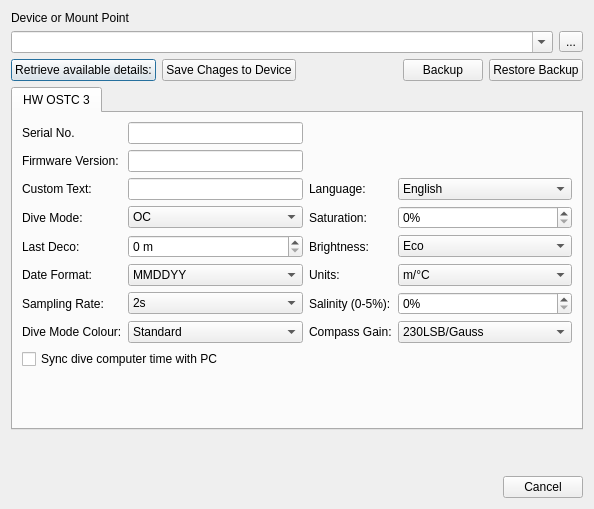
This is qt-ui/configuredivecomputerdialog.ui in subsurface/subsurface as Qt 5 draws it before an edit. The edited form follows.
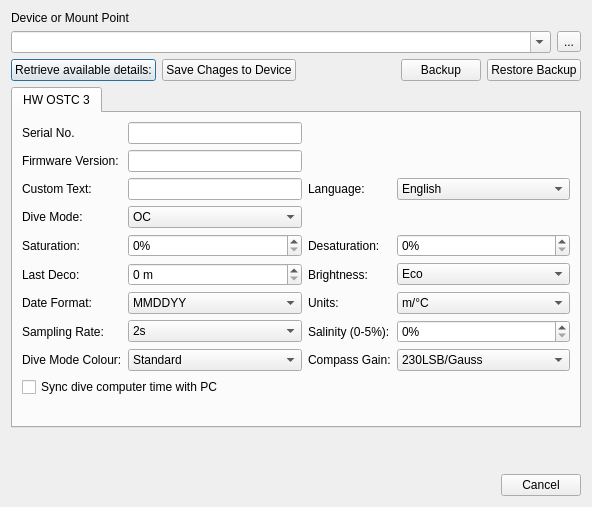
This is the edited form.

Commit message:
THIS COMMIT NEEDS A COMMIT MESSAGE
I've moved the .pro file fixes to where it happened, so the rest of the
changes need explanation now. -Thiago

Diff of the .ui file:
```diff
--- a/qt-ui/configuredivecomputerdialog.ui
+++ b/qt-ui/configuredivecomputerdialog.ui
@@ -6,8 +6,8 @@
    <rect>
     <x>0</x>
     <y>0</y>
-    <width>594</width>
-    <height>509</height>
+    <width>592</width>
+    <height>507</height>
    </rect>
   </property>
   <property name="windowTitle">
@@ -98,34 +98,51 @@
        <string>HW OSTC 3</string>
       </attribute>
       <layout class="QGridLayout" name="gridLayout">
-       <item row="4" column="1">
+       <item row="5" column="1">
         <widget class="QSpinBox" name="lastDecoSpinBox">
          <property name="suffix">
           <string> m</string>
          </property>
         </widget>
        </item>
-       <item row="8" column="0" colspan="4">
+       <item row="8" column="0">
+        <widget class="QLabel" name="label_14">
+         <property name="text">
+          <string>Dive Mode Colour:</string>
+         </property>
+        </widget>
+       </item>
+       <item row="9" column="0" colspan="4">
         <widget class="QCheckBox" name="dateTimeSyncCheckBox">
          <property name="text">
           <string>Sync dive computer time with PC</string>
          </property>
         </widget>
        </item>
-       <item row="5" column="2">
+       <item row="6" column="2">
         <widget class="QLabel" name="label_11">
          <property name="text">
           <string>Units:</string>
          </property>
         </widget>
        </item>
-       <item row="6" column="2">
+       <item row="7" column="2">
         <widget class="QLabel" name="label_13">
          <property name="text">
           <string>Salinity (0-5%):</string>
          </property>
         </widget>
        </item>
+       <item row="7" column="3">
+        <widget class="QSpinBox" name="salinitySpinBox">
+         <property name="suffix">
+          <string>%</string>
+         </property>
+         <property name="maximum">
+          <number>5</number>
+         </property>
+        </widget>
+       </item>
        <item row="2" column="2">
         <widget class="QLabel" name="label_6">
          <property name="text">
@@ -133,10 +150,10 @@
          </property>
         </widget>
        </item>
-       <item row="2" column="0">
-        <widget class="QLabel" name="label_5">
+       <item row="6" column="0">
+        <widget class="QLabel" name="label_9">
          <property name="text">
-          <string>Custom Text:</string>
+          <string>Date Format:</string>
          </property>
         </widget>
        </item>
@@ -150,14 +167,14 @@
          </property>
         </widget>
        </item>
-       <item row="5" column="0">
-        <widget class="QLabel" name="label_9">
+       <item row="2" column="0">
+        <widget class="QLabel" name="label_5">
          <property name="text">
-          <string>Date Format:</string>
+          <string>Custom Text:</string>
          </property>
         </widget>
        </item>
-       <item row="7" column="2">
+       <item row="8" column="2">
         <widget class="QLabel" name="label_15">
          <property name="text">
           <string>Compass Gain:</string>
@@ -171,14 +188,45 @@
          </property>
         </widget>
        </item>
-       <item row="4" column="0">
+       <item row="5" column="0">
         <widget class="QLabel" name="label_10">
          <property name="text">
           <string>Last Deco:</string>
          </property>
         </widget>
        </item>
-       <item row="9" column="0" colspan="4">
+       <item row="0" column="1">
+        <widget class="QLineEdit" name="serialNoLineEdit">
+         <property name="readOnly">
+          <bool>true</bool>
+         </property>
+        </widget>
+       </item>
+       <item row="8" column="1">
+        <widget class="QComboBox" name="diveModeColour">
+         <item>
+          <property name="text">
+           <string>Standard</string>
+          </property>
+         </item>
+         <item>
+          <property name="text">
+           <string>Red</string>
+          </property>
+         </item>
+         <item>
+          <property name="text">
+           <string>Green</string>
+          </property>
+         </item>
+         <item>
+          <property name="text">
+           <string>Blue</string>
+          </property>
+         </item>
+        </widget>
+       </item>
+       <item row="10" column="0" colspan="4">
         <spacer name="verticalSpacer">
          <property name="orientation">
           <enum>Qt::Vertical</enum>
@@ -191,38 +239,7 @@
          </property>
         </spacer>
        </item>
-       <item row="0" column="1">
-        <widget class="QLineEdit" name="serialNoLineEdit">
-         <property name="readOnly">
-          <bool>true</bool>
-         </property>
-        </widget>
-       </item>
-       <item row="7" column="1">
-        <widget class="QComboBox" name="diveModeColour">
-         <item>
-          <property name="text">
-           <string>Standard</string>
-          </property>
-         </item>
-         <item>
-          <property name="text">
-           <string>Red</string>
-          </property>
-         </item>
-         <item>
-          <property name="text">
-           <string>Green</string>
-          </property>
-         </item>
-         <item>
-          <property name="text">
-           <string>Blue</string>
-          </property>
-         </item>
-        </widget>
-       </item>
-       <item row="5" column="1">
+       <item row="6" column="1">
         <widget class="QComboBox" name="dateFormatComboBox">
          <item>
           <property name="text">
@@ -241,20 +258,6 @@
          </item>
         </widget>
        </item>
-       <item row="5" column="3">
-        <widget class="QComboBox" name="unitsComboBox">
-         <item>
-          <property name="text">
-           <string>m/°C</string>
-          </property>
-         </item>
-         <item>
-          <property name="text">
-           <string>ft/°F</string>
-          </property>
-         </item>
-        </widget>
-       </item>
        <item row="2" column="3">
         <widget class="QComboBox" name="languageComboBox">
          <item>
@@ -279,7 +282,21 @@
          </item>
         </widget>
        </item>
-       <item row="4" column="2">
+       <item row="6" column="3">
+        <widget class="QComboBox" name="unitsComboBox">
+         <item>
+          <property name="text">
+           <string>m/°C</string>
+          </property>
+         </item>
+         <item>
+          <property name="text">
+           <string>ft/°F</string>
+          </property>
+         </item>
+        </widget>
+       </item>
+       <item row="5" column="2">
         <widget class="QLabel" name="label_4">
          <property name="text">
           <string>Brightness:</string>
@@ -294,20 +311,13 @@
         </widget>
        </item>
        <item row="7" column="0">
-        <widget class="QLabel" name="label_14">
-         <property name="text">
-          <string>Dive Mode Colour:</string>
-         </property>
-        </widget>
-       </item>
-       <item row="6" column="0">
         <widget class="QLabel" name="label_12">
          <property name="text">
           <string>Sampling Rate:</string>
          </property>
         </widget>
        </item>
-       <item row="4" column="3">
+       <item row="5" column="3">
         <widget class="QComboBox" name="brightnessComboBox">
          <item>
           <property name="text">
@@ -326,7 +336,7 @@
          </item>
         </widget>
        </item>
-       <item row="6" column="1">
+       <item row="7" column="1">
         <widget class="QComboBox" name="samplingRateComboBox">
          <item>
           <property name="text">
@@ -347,17 +357,38 @@
          </property>
         </widget>
        </item>
-       <item row="6" column="3">
-        <widget class="QSpinBox" name="salinitySpinBox">
-         <property name="suffix">
-          <string>%</string>
+       <item row="3" column="0">
+        <widget class="QLabel" name="label">
+         <property name="text">
+          <string>Dive Mode:</string>
          </property>
-         <property name="maximum">
-          <number>5</number>
-         </property>
         </widget>
        </item>
-       <item row="7" column="3">
+       <item row="3" column="1">
+        <widget class="QComboBox" name="diveModeComboBox">
+         <item>
+          <property name="text">
+           <string>OC</string>
+          </property>
+         </item>
+         <item>
+          <property name="text">
+           <string>CC</string>
+          </property>
+         </item>
+         <item>
+          <property name="text">
+           <string>Gauge</string>
+          </property>
+         </item>
+         <item>
+          <property name="text">
+           <string>Apnea</string>
+          </property>
+         </item>
+        </widget>
+       </item>
+       <item row="8" column="3">
         <widget class="QComboBox" name="compassGainComboBox">
          <property name="sizePolicy">
           <sizepolicy hsizetype="Preferred" vsizetype="Fixed">
@@ -407,51 +438,34 @@
          </item>
         </widget>
        </item>
-       <item row="3" column="0">
-        <widget class="QLabel" name="label">
-         <property name="text">
-          <string>Dive Mode:</string>
-         </property>
-        </widget>
-       </item>
-       <item row="3" column="1">
-        <widget class="QComboBox" name="diveModeComboBox">
-         <item>
-          <property name="text">
-           <string>OC</string>
-          </property>
-         </item>
-         <item>
-          <property name="text">
-           <string>CC</string>
-          </property>
-         </item>
-         <item>
-          <property name="text">
-           <string>Gauge</string>
-          </property>
-         </item>
-         <item>
-          <property name="text">
-           <string>Apnea</string>
-          </property>
-         </item>
-        </widget>
-       </item>
-       <item row="3" column="2">
+       <item row="4" column="0">
         <widget class="QLabel" name="label_2">
          <property name="text">
           <string>Saturation:</string>
          </property>
         </widget>
        </item>
-       <item row="3" column="3">
+       <item row="4" column="1">
         <widget class="QSpinBox" name="saturationSpinBox">
          <property name="suffix">
           <string>%</string>
          </property>
         </widget>
        </item>
+       <item row="4" column="2">
+        <widget class="QLabel" name="label_16">
+         <property name="text">
+          <string>Desaturation:</string>
+         </property>
+        </widget>
+       </item>
+       <item row="4" column="3">
+        <widget class="QSpinBox" name="desaturationSpinBox">
+         <property name="suffix">
+          <string>%</string>
+         </property>
+        </widget>
+       </item>
       </layout>
      </widget>
     </widget>
```
Left out of the diff: 5 changed lines with no effect on the pictures.
